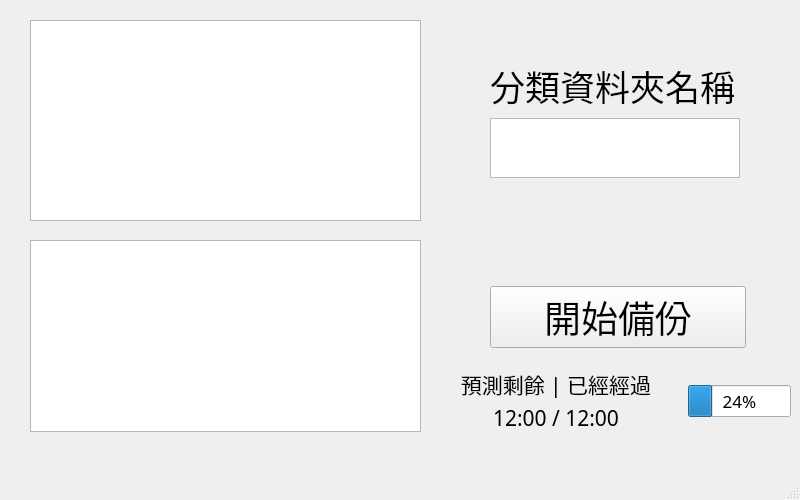
Old version of the form 小專題/ui/main.ui in the repository rainfishs/PYQT.
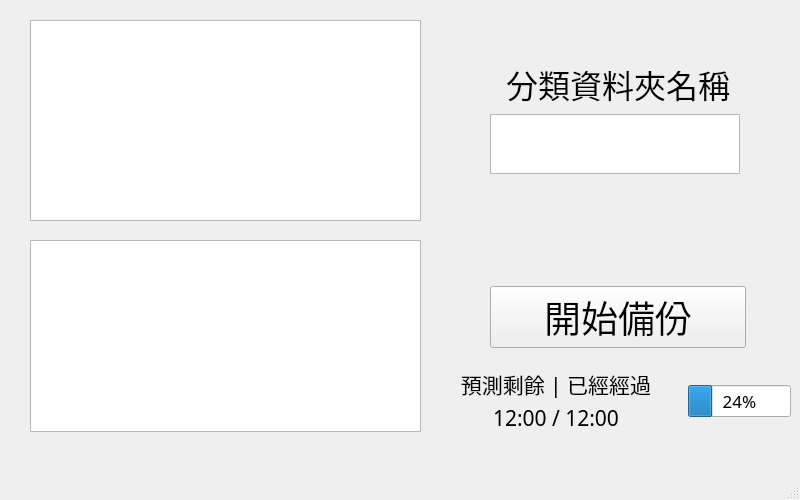
New version of the form.

What changed in the file:
```diff
--- a/小專題/ui/main.ui
+++ b/小專題/ui/main.ui
@@ -10,6 +10,18 @@
     <height>500</height>
    </rect>
   </property>
+  <property name="minimumSize">
+   <size>
+    <width>800</width>
+    <height>500</height>
+   </size>
+  </property>
+  <property name="maximumSize">
+   <size>
+    <width>800</width>
+    <height>500</height>
+   </size>
+  </property>
   <property name="windowTitle">
    <string>MainWindow</string>
   </property>
@@ -80,12 +92,15 @@
          <property name="font">
           <font>
            <family>等距更紗黑體 TC Xlight</family>
-           <pointsize>26</pointsize>
+           <pointsize>24</pointsize>
           </font>
          </property>
          <property name="text">
           <string>分類資料夾名稱</string>
          </property>
+         <property name="alignment">
+          <set>Qt::AlignCenter</set>
+         </property>
         </widget>
        </item>
        <item>
@@ -108,7 +123,7 @@
          <property name="font">
           <font>
            <family>等距更紗黑體 TC Xlight</family>
-           <pointsize>26</pointsize>
+           <pointsize>24</pointsize>
           </font>
          </property>
          <property name="autoFillBackground">
@@ -152,7 +167,7 @@
      </item>
     </layout>
    </widget>
-   <widget class="QWidget" name="">
+   <widget class="QWidget" name="layoutWidget">
     <property name="geometry">
      <rect>
       <x>430</x>
```
Left out of the diff: 8 changed lines with no effect on the pictures.
